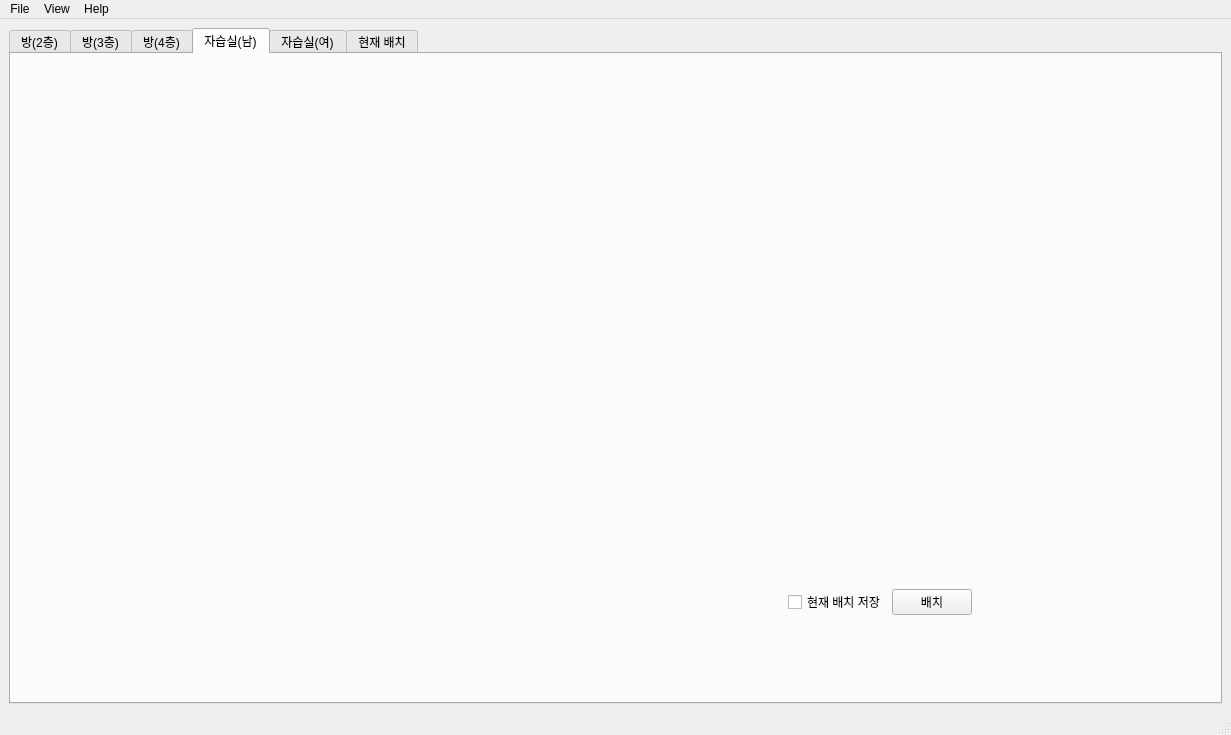
First picture: the form in untitled.ui, repository mossystone-kr/dormitory, before the edit.
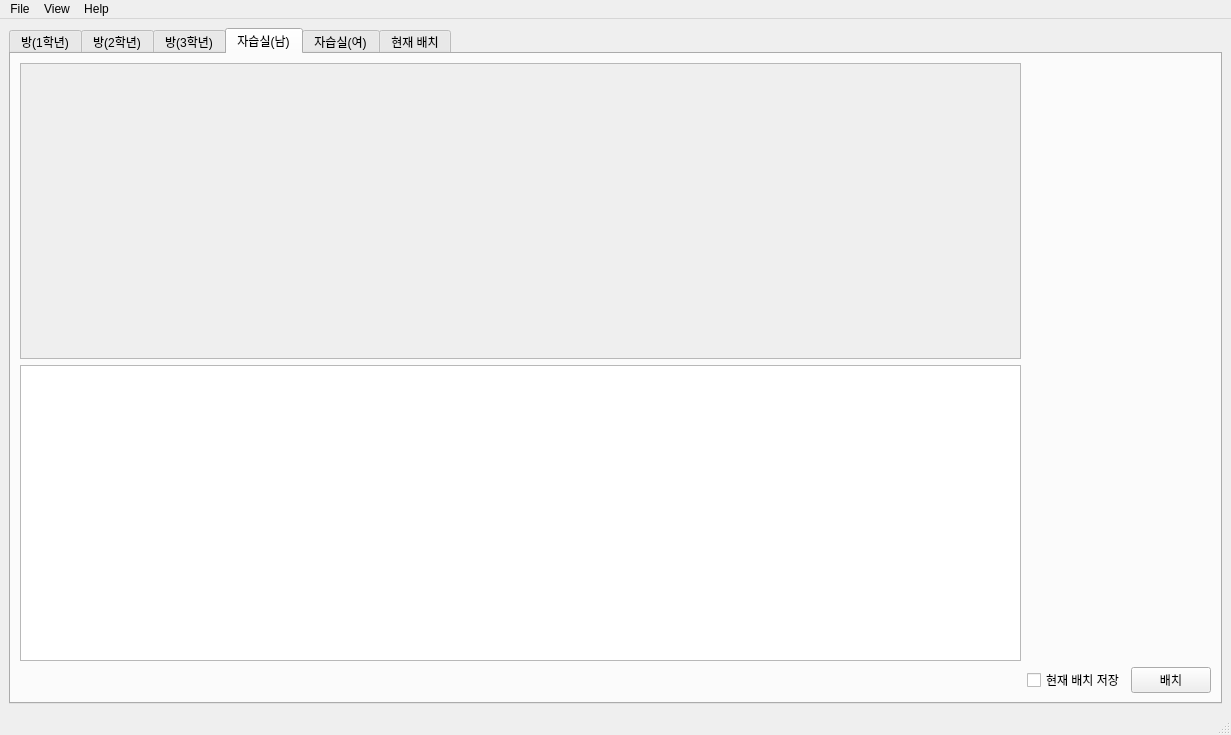
Second picture: the form after the edit. The open tabs and pages were chosen to show the change. Icons and pictures are not drawn.

```diff
--- a/untitled.ui
+++ b/untitled.ui
@@ -22,7 +22,7 @@
       </property>
       <widget class="QWidget" name="room2">
        <attribute name="title">
-        <string>방(2층)</string>
+        <string>방(1학년)</string>
        </attribute>
        <layout class="QGridLayout" name="gridLayout_8">
         <item row="0" column="0">
@@ -80,7 +80,7 @@
       </widget>
       <widget class="QWidget" name="room3">
        <attribute name="title">
-        <string>방(3층)</string>
+        <string>방(2학년)</string>
        </attribute>
        <widget class="QWidget" name="gridLayoutWidget_2">
         <property name="geometry">
@@ -144,7 +144,7 @@
       </widget>
       <widget class="QWidget" name="room4">
        <attribute name="title">
-        <string>방(4층)</string>
+        <string>방(3학년)</string>
        </attribute>
        <widget class="QWidget" name="gridLayoutWidget_3">
         <property name="geometry">
@@ -210,65 +210,65 @@
        <attribute name="title">
         <string>자습실(남)</string>
        </attribute>
-       <widget class="QWidget" name="gridLayoutWidget_4">
-        <property name="geometry">
-         <rect>
-          <x>0</x>
-          <y>0</y>
-          <width>961</width>
-          <height>561</height>
-         </rect>
-        </property>
+       <layout class="QGridLayout" name="gridLayout_11">
+        <item row="0" column="0">
         <layout class="QGridLayout" name="gridLayout_5">
-         <item row="1" column="0">
-          <spacer name="horizontalSpacer_4">
-           <property name="orientation">
-            <enum>Qt::Horizontal</enum>
-           </property>
-           <property name="sizeHint" stdset="0">
-            <size>
-             <width>40</width>
-             <height>20</height>
-            </size>
-           </property>
-          </spacer>
-         </item>
-         <item row="1" column="2">
+          <item row="2" column="2">
           <widget class="QPushButton" name="btn_sm">
            <property name="text">
             <string>배치</string>
            </property>
           </widget>
          </item>
-         <item row="0" column="2">
-          <spacer name="verticalSpacer_4">
-           <property name="orientation">
-            <enum>Qt::Vertical</enum>
-           </property>
-           <property name="sizeHint" stdset="0">
-            <size>
-             <width>20</width>
-             <height>40</height>
-            </size>
-           </property>
-          </spacer>
-         </item>
-         <item row="1" column="1">
+          <item row="0" column="0">
+           <widget class="QScrollArea" name="scrollArea_sm">
+            <property name="widgetResizable">
+             <bool>true</bool>
+            </property>
+            <widget class="QWidget" name="scrollAreaWidgetContents_4">
+             <property name="geometry">
+              <rect>
+               <x>0</x>
+               <y>0</y>
+               <width>998</width>
+               <height>295</height>
+              </rect>
+             </property>
+            </widget>
+           </widget>
+          </item>
+          <item row="2" column="1">
           <widget class="QCheckBox" name="check_sm">
            <property name="text">
             <string>현재 배치 저장</string>
            </property>
           </widget>
          </item>
-         <item row="0" column="0">
-          <widget class="QLabel" name="lbl_sm">
-           <property name="text">
-            <string/>
-           </property>
+          <item row="2" column="0">
+           <spacer name="horizontalSpacer_4">
+            <property name="orientation">
+             <enum>Qt::Horizontal</enum>
+            </property>
+            <property name="sizeHint" stdset="0">
+             <size>
+              <width>40</width>
+              <height>20</height>
+             </size>
+            </property>
+           </spacer>
+          </item>
+          <item row="1" column="0">
+           <widget class="QTextBrowser" name="lbl_sm">
+            <property name="font">
+             <font>
+              <pointsize>12</pointsize>
+             </font>
+            </property>
           </widget>
          </item>
         </layout>
-       </widget>
+        </item>
+       </layout>
       </widget>
       <widget class="QWidget" name="studyF">
        <attribute name="title">
```
Left out of the diff: 321 changed lines with no effect on the pictures. Lines whose indentation alone changed are shown as unchanged.
